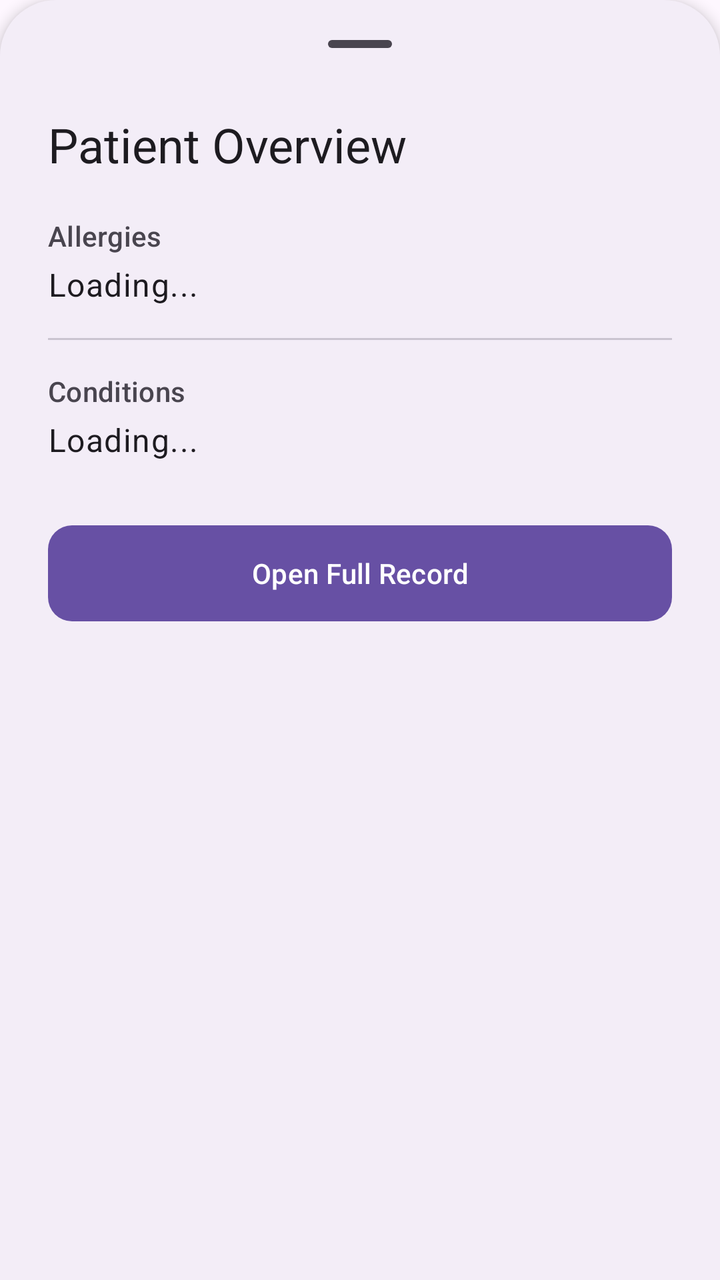
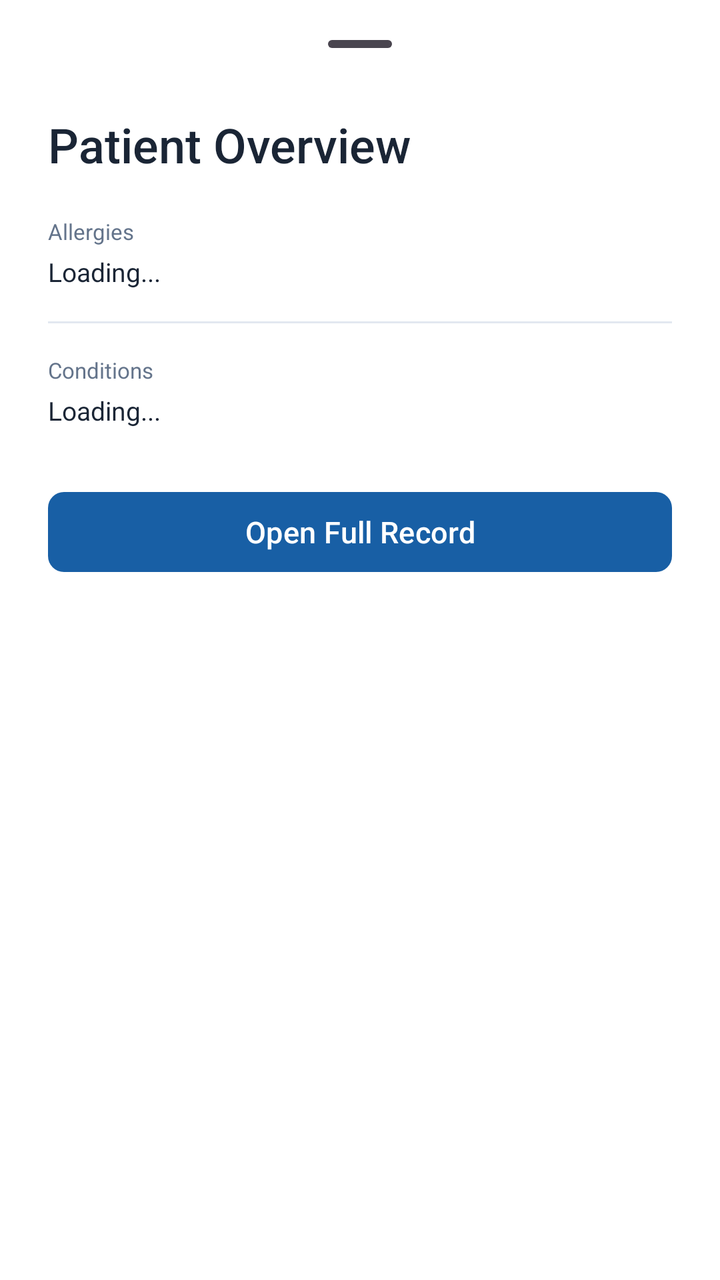

Compare the two renders of this Android layout. The source of the first and the diff that turns it into the second are given below.
<!-- AndroidManifest.xml: application theme Theme.Healthcare_app -->
<!-- res/layout/layout_appointment_bottom_sheet.xml -->
<?xml version="1.0" encoding="utf-8"?>
<LinearLayout xmlns:android="http://schemas.android.com/apk/res/android"
    xmlns:app="http://schemas.android.com/apk/res-auto"
    android:id="@+id/bottomSheetLayout"
    android:layout_width="match_parent"
    android:layout_height="wrap_content"
    android:orientation="vertical"
    android:paddingStart="24dp"
    android:paddingEnd="24dp"
    android:paddingTop="8dp"
    android:paddingBottom="32dp"
    android:background="@drawable/bg_bottom_sheet"
    android:backgroundTint="?attr/colorSurfaceContainer"
    android:elevation="4dp"
    app:behavior_hideable="true"
    app:behavior_peekHeight="0dp"
    app:layout_behavior="com.google.android.material.bottomsheet.BottomSheetBehavior">

    <com.google.android.material.bottomsheet.BottomSheetDragHandleView
        android:layout_width="match_parent"
        android:layout_height="wrap_content" />

    
    <TextView
        android:id="@+id/sheetPatientName"
        android:layout_width="wrap_content"
        android:layout_height="wrap_content"
        android:text="Patient Overview"
        android:textAppearance="?attr/textAppearanceHeadlineSmall"
        android:textColor="?attr/colorOnSurface"
        android:layout_marginBottom="20dp" />

    
    <TextView
        android:layout_width="wrap_content"
        android:layout_height="wrap_content"
        android:text="Allergies"
        android:textAppearance="?attr/textAppearanceLabelLarge"
        android:textColor="?attr/colorOnSurfaceVariant"
        android:layout_marginBottom="4dp" />

    
    <TextView
        android:id="@+id/sheetAllergies"
        android:layout_width="wrap_content"
        android:layout_height="wrap_content"
        android:text="Loading..."
        android:textAppearance="?attr/textAppearanceBodyLarge"
        android:textColor="?attr/colorOnSurface"
        android:layout_marginBottom="16dp" />

    
    <com.google.android.material.divider.MaterialDivider
        android:layout_width="match_parent"
        android:layout_height="wrap_content"
        android:layout_marginBottom="16dp"
        app:dividerColor="?attr/colorOutlineVariant" />

    
    <TextView
        android:layout_width="wrap_content"
        android:layout_height="wrap_content"
        android:text="Conditions"
        android:textAppearance="?attr/textAppearanceLabelLarge"
        android:textColor="?attr/colorOnSurfaceVariant"
        android:layout_marginBottom="4dp" />

    
    <TextView
        android:id="@+id/sheetConditions"
        android:layout_width="wrap_content"
        android:layout_height="wrap_content"
        android:text="Loading..."
        android:textAppearance="?attr/textAppearanceBodyLarge"
        android:textColor="?attr/colorOnSurface"
        android:layout_marginBottom="28dp" />

    
    <com.google.android.material.button.MaterialButton
        android:id="@+id/btnOpenFullRecord"
        android:layout_width="match_parent"
        android:layout_height="56dp"
        android:text="Open Full Record"
        app:cornerRadius="12dp" />

</LinearLayout>
<!-- resources referenced by this layout -->
<resources>
  <!-- drawable bg_bottom_sheet (drawable) -->
  <?xml version="1.0" encoding="utf-8"?>
  <shape xmlns:android="http://schemas.android.com/apk/res/android"
      android:shape="rectangle">
      <solid android:color="#FFFFFF" />
      <corners
          android:topLeftRadius="28dp"
          android:topRightRadius="28dp"
          android:bottomLeftRadius="0dp"
          android:bottomRightRadius="0dp" />
  </shape>
  <style name="Theme.Healthcare_app" parent="Base.Theme.Healthcare_app" />
  <style name="Base.Theme.Healthcare_app" parent="Theme.Material3.DayNight.NoActionBar">
      </style>
</resources>

<!-- the commit's change to res/layout/layout_appointment_bottom_sheet.xml (unified diff, before → after) -->
@@ -9,9 +9,8 @@
     android:paddingEnd="24dp"
     android:paddingTop="8dp"
     android:paddingBottom="32dp"
-    android:background="@drawable/bg_bottom_sheet"
-    android:backgroundTint="?attr/colorSurfaceContainer"
-    android:elevation="4dp"
+    android:background="#FFFFFF"
+    android:elevation="0dp"
     app:behavior_hideable="true"
     app:behavior_peekHeight="0dp"
     app:layout_behavior="com.google.android.material.bottomsheet.BottomSheetBehavior">
@@ -26,8 +25,9 @@
         android:layout_width="wrap_content"
         android:layout_height="wrap_content"
         android:text="Patient Overview"
-        android:textAppearance="?attr/textAppearanceHeadlineSmall"
-        android:textColor="?attr/colorOnSurface"
+        android:textSize="24sp"
+        android:textColor="#1A2535"
+        android:fontFamily="sans-serif-medium"
         android:layout_marginBottom="20dp" />
 
     
@@ -35,8 +35,9 @@
         android:layout_width="wrap_content"
         android:layout_height="wrap_content"
         android:text="Allergies"
-        android:textAppearance="?attr/textAppearanceLabelLarge"
-        android:textColor="?attr/colorOnSurfaceVariant"
+        android:textSize="11sp"
+        android:textColor="#64748B"
+        android:fontFamily="sans-serif"
         android:layout_marginBottom="4dp" />
 
     
@@ -45,24 +46,26 @@
         android:layout_width="wrap_content"
         android:layout_height="wrap_content"
         android:text="Loading..."
-        android:textAppearance="?attr/textAppearanceBodyLarge"
-        android:textColor="?attr/colorOnSurface"
+        android:textSize="13sp"
+        android:textColor="#1A2535"
+        android:fontFamily="sans-serif"
         android:layout_marginBottom="16dp" />
 
     
-    <com.google.android.material.divider.MaterialDivider
+    <View
         android:layout_width="match_parent"
-        android:layout_height="wrap_content"
+        android:layout_height="1dp"
         android:layout_marginBottom="16dp"
-        app:dividerColor="?attr/colorOutlineVariant" />
+        android:background="#E2E8F0" />
 
     
     <TextView
         android:layout_width="wrap_content"
         android:layout_height="wrap_content"
         android:text="Conditions"
-        android:textAppearance="?attr/textAppearanceLabelLarge"
-        android:textColor="?attr/colorOnSurfaceVariant"
+        android:textSize="11sp"
+        android:textColor="#64748B"
+        android:fontFamily="sans-serif"
         android:layout_marginBottom="4dp" />
 
     
@@ -71,16 +74,23 @@
         android:layout_width="wrap_content"
         android:layout_height="wrap_content"
         android:text="Loading..."
-        android:textAppearance="?attr/textAppearanceBodyLarge"
-        android:textColor="?attr/colorOnSurface"
+        android:textSize="13sp"
+        android:textColor="#1A2535"
+        android:fontFamily="sans-serif"
         android:layout_marginBottom="28dp" />
 
     
     <com.google.android.material.button.MaterialButton
         android:id="@+id/btnOpenFullRecord"
         android:layout_width="match_parent"
-        android:layout_height="56dp"
+        android:layout_height="48dp"
         android:text="Open Full Record"
-        app:cornerRadius="12dp" />
+        android:textAllCaps="false"
+        android:textSize="15sp"
+        android:textColor="#FFFFFF"
+        android:fontFamily="sans-serif-medium"
+        app:backgroundTint="#185FA5"
+        app:elevation="0dp"
+        app:cornerRadius="8dp" />
 
 </LinearLayout>
<!-- resource entries referenced after the edit -->
@@ -1,18 +1,32 @@
 <!-- resources referenced by this layout -->
 <resources>
-  <!-- drawable bg_bottom_sheet (drawable) -->
-  <?xml version="1.0" encoding="utf-8"?>
-  <shape xmlns:android="http://schemas.android.com/apk/res/android"
-      android:shape="rectangle">
-      <solid android:color="#FFFFFF" />
-      <corners
-          android:topLeftRadius="28dp"
-          android:topRightRadius="28dp"
-          android:bottomLeftRadius="0dp"
-          android:bottomRightRadius="0dp" />
-  </shape>
   <style name="Theme.Healthcare_app" parent="Base.Theme.Healthcare_app" />
-  <style name="Base.Theme.Healthcare_app" parent="Theme.Material3.DayNight.NoActionBar">
+  <style name="Base.Theme.Healthcare_app" parent="Theme.Material3.Light.NoActionBar">
+          <item name="bottomSheetDialogTheme">@style/Theme.Healthcare_app.BottomSheetDialog</item>
+      </style>
+  <style name="Theme.Healthcare_app.BottomSheetDialog" parent="ThemeOverlay.Material3.BottomSheetDialog">
+          <item name="android:windowIsFloating">false</item>
+          <item name="android:backgroundDimEnabled">true</item>
+          
+          <item name="colorSurface">#FFFFFF</item>
+          <item name="colorOnSurface">#1A2535</item>
+          <item name="colorOnSurfaceVariant">#64748B</item>
+          <item name="android:colorBackground">#FFFFFF</item>
+          <item name="colorPrimary">#185FA5</item>
+          <item name="colorOnPrimary">#FFFFFF</item>
+          
+          <item name="android:textColorPrimary">#1A2535</item>
+          <item name="android:textColorSecondary">#64748B</item>
+          <item name="android:textColorHint">#64748B</item>
+          
+          <item name="colorControlNormal">#E2E8F0</item>
+          <item name="colorControlActivated">#185FA5</item>
+          
+          <item name="bottomSheetStyle">@style/LightBottomSheetStyle</item>
+      </style>
+  <style name="LightBottomSheetStyle" parent="Widget.Material3.BottomSheet.Modal">
+          <item name="backgroundTint">#FFFFFF</item>
+          <item name="android:elevation">0dp</item>
       </style>
 </resources>
 
